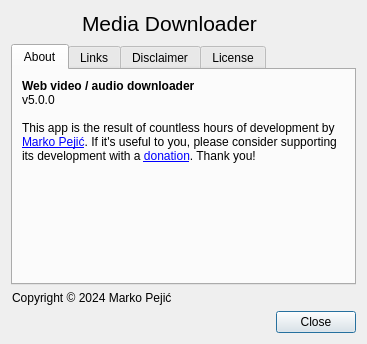
The window that src/designer/about_dialog.ui (markop404/media-downloader) describes before a commit, drawn with Qt 5.
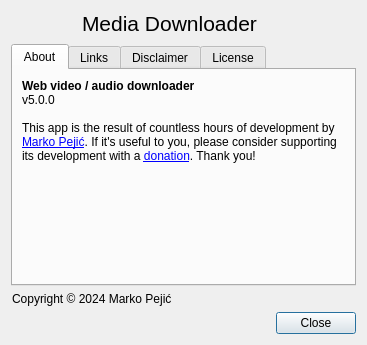
The same window after the commit. Icons and pictures are not drawn.

What changed in the file:
```diff
--- a/src/designer/about_dialog.ui
+++ b/src/designer/about_dialog.ui
@@ -7,13 +7,13 @@
     <x>0</x>
     <y>0</y>
     <width>367</width>
-    <height>344</height>
+    <height>345</height>
    </rect>
   </property>
   <property name="minimumSize">
    <size>
     <width>367</width>
-    <height>322</height>
+    <height>345</height>
    </size>
   </property>
   <property name="windowTitle">
```
